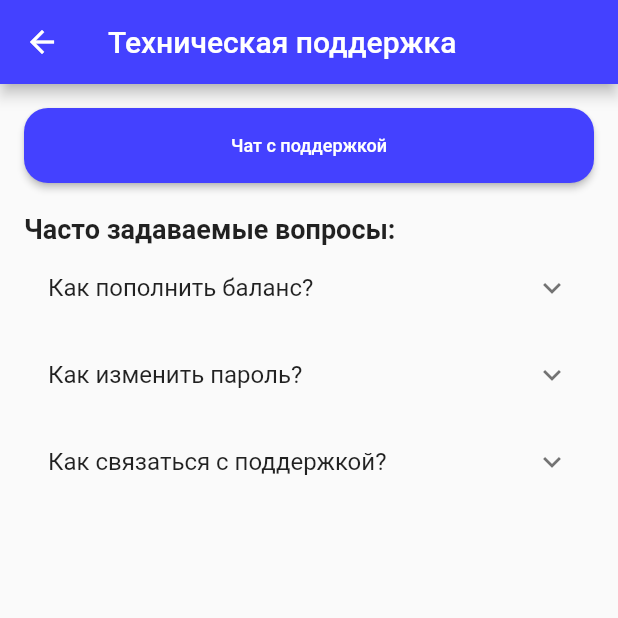
After one commit to nazartsap/TranCard_mobile, a Flutter app: the SupportScreen screen opened by its route, on a phone screen of 412 x 824 dp, the top half of it. The commit adds this screen. Run offline on Flutter 3.47's test engine with Material 2 defaults, Android fonts, the phone set to English and light mode, and no system bars.

Commit message:
new screens

```diff
--- a/card/lib/main.dart
+++ b/card/lib/main.dart
@@ -3,7 +3,8 @@ import 'screens/login_screen.dart';
 import 'screens/register_screen.dart';
 import 'screens/profile_screen.dart';
 import 'screens/bottom_navigation_bar.dart';
-
+import 'screens/policy_screen.dart';
+import 'screens/help_screen.dart';
 void main() {
   runApp(MyApp());
 }
@@ -18,6 +19,8 @@ class MyApp extends StatelessWidget {
         '/login': (context) => LoginScreen(),
         '/register': (context) => RegisterScreen(),
         '/main': (context) => BottomNavigationBarWidget(),
+        '/policy': (context) => PolicyScreen(),
+        '/help': (context) => SupportScreen(),
       },
     );
   }
--- a/card/lib/screens/bottom_navigation_bar.dart
+++ b/card/lib/screens/bottom_navigation_bar.dart
@@ -22,7 +22,7 @@ class _BottomNavigationBarWidgetState extends State<BottomNavigationBarWidget> {
     Icons.directions_bus,
     Icons.analytics_outlined,
     Icons.account_balance_wallet,
-    Icons.account_circle_rounded,
+    Icons.settings,
   ];
 
   @override
@@ -49,7 +49,7 @@ class _BottomNavigationBarWidgetState extends State<BottomNavigationBarWidget> {
           ),
           BottomNavigationBarItem(
             icon: Icon(_customIcons[3]),
-            label: 'Профиль',
+            label: 'Настройки',
           ),
         ],
       ),
@@ -86,7 +86,7 @@ class HomeScreen extends StatelessWidget {
                         ),
                       ),
                       Text(
-                        'Name',
+                        'Андрей',
                         style: TextStyle(
                           fontSize: 24,
                         ),
--- /dev/null
+++ b/card/lib/screens/help_screen.dart
@@ -0,0 +1,121 @@
+import 'package:flutter/material.dart';
+
+class SupportScreen extends StatelessWidget {
+  @override
+  Widget build(BuildContext context) {
+    return Scaffold(
+      appBar: AppBar(
+        title: Text('Техническая поддержка'),
+        backgroundColor: Color.fromARGB(255, 68, 65, 255),
+      ),
+      body: Padding(
+        padding: EdgeInsets.all(16.0),
+        child: Column(
+          crossAxisAlignment: CrossAxisAlignment.stretch,
+          children: [
+            ElevatedButton(
+              onPressed: () {
+                Navigator.push(
+                  context,
+                  MaterialPageRoute(
+                    builder: (context) => ChatScreen(),
+                  ),
+                );
+              },
+              style: ElevatedButton.styleFrom(
+                primary: Color.fromARGB(255, 68, 65, 255),
+                onPrimary: Colors.white,
+                padding: EdgeInsets.all(16),
+                shape: RoundedRectangleBorder(
+                  borderRadius: BorderRadius.circular(16),
+                ),
+                minimumSize: Size(150, 50),
+                fixedSize: Size(297, 43),
+              ),
+              child: Text(
+                'Чат с поддержкой',
+                style: TextStyle(
+                  fontSize: 12,
+                ),
+              ),
+            ),
+            SizedBox(height: 20),
+            Text(
+              'Часто задаваемые вопросы:',
+              style: TextStyle(fontSize: 18, fontWeight: FontWeight.bold),
+            ),
+            Expanded(
+              child: FAQList(),
+            ),
+          ],
+        ),
+      ),
+    );
+  }
+}
+
+class ChatScreen extends StatelessWidget {
+  @override
+  Widget build(BuildContext context) {
+    return Scaffold(
+      appBar: AppBar(
+        title: Text('Чат с поддержкой'),
+      ),
+      body: Center(
+        child: Text('Экран чата с поддержкой'),
+      ),
+    );
+  }
+}
+
+class FAQList extends StatelessWidget {
+  @override
+  Widget build(BuildContext context) {
+    return ListView(
+      children: [
+        FAQItem(
+          question: 'Как пополнить баланс?',
+          answer: 'Для пополнения баланса перейдите в раздел "Пополнение баланса" и следуйте указаниям.',
+        ),
+        FAQItem(
+          question: 'Как изменить пароль?',
+          answer: 'Чтобы изменить пароль, перейдите в настройки аккаунта и выберите "Сменить пароль".',
+        ),
+        FAQItem(
+          question: 'Как связаться с поддержкой?',
+          answer: 'Для связи с нашей технической поддержкой, вы можете начать чат в разделе "Техническая поддержка".',
+        ),
+        // Добавьте другие часто задаваемые вопросы по аналогии
+      ],
+    );
+  }
+}
+
+class FAQItem extends StatelessWidget {
+  final String question;
+  final String answer;
+
+  const FAQItem({
+    required this.question,
+    required this.answer,
+  });
+
+  @override
+  Widget build(BuildContext context) {
+    return ExpansionTile(
+      title: Text(question),
+      children: [
+        Padding(
+          padding: const EdgeInsets.all(16.0),
+          child: Text(answer),
+        ),
+      ],
+    );
+  }
+}
+
+void main() {
+  runApp(MaterialApp(
+    home: SupportScreen(),
+  ));
+}
```
Also changed, not shown: card/lib/screens/policy_screen.dart (added, +57 -0 lines), card/lib/screens/profile_screen.dart (+25 -7 lines), card/lib/screens/register_screen.dart (+4 -3 lines).
